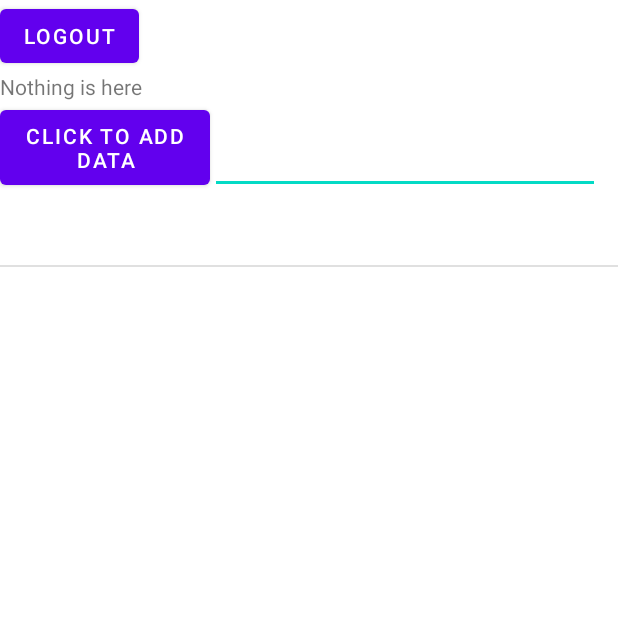
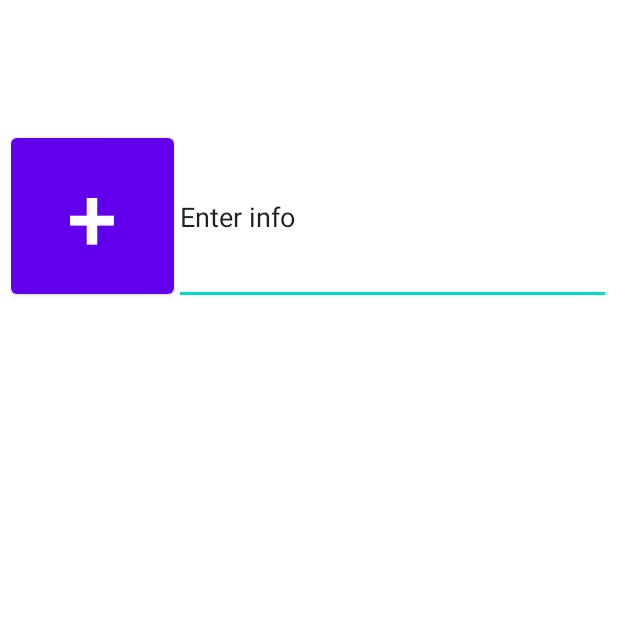
Before and after one commit to NduonyiJackUkitetu/Online-Voting-System, an Android app: the screen it shows after launch once a user with an empty profile is signed in (MainActivity before the commit, PostAdd after it), after a tap on "CLICK TO ADD DATA", on a phone screen of 412 x 824 dp, the top half of it. Run offline under Robolectric (Android 15) with nearby library versions, the phone set to English and light mode, and no system bars; our stand-ins replace Firebase (no records; nobody signed in at launch, a user with empty details on screens opened directly).

Commit message:
Created a new layout where the posts are added in the database, still have to work on the UI of post_add page and modify main activity page

```diff
--- a/app/src/main/AndroidManifest.xml
+++ b/app/src/main/AndroidManifest.xml
@@ -2,7 +2,8 @@
 <manifest xmlns:android="http://schemas.android.com/apk/res/android"
     xmlns:tools="http://schemas.android.com/tools">
 
-    <uses-permission android:name="android.permission.INTERNET"/>
+    <uses-permission android:name="android.permission.INTERNET" />
+
     <application
         android:allowBackup="true"
         android:dataExtractionRules="@xml/data_extraction_rules"
@@ -13,6 +14,9 @@
         android:theme="@style/Theme.OnlineVotingSystem"
         tools:targetApi="31">
         <activity
+            android:name=".PostAdd"
+            android:exported="false" />
+        <activity
             android:name=".Registration"
             android:exported="false"
             android:label="@string/title_activity_registration"
@@ -21,7 +25,6 @@
             android:name=".Login"
             android:exported="true"
             android:theme="@style/Theme.OnlineVotingSystem">
-
             <intent-filter>
                 <action android:name="android.intent.action.MAIN" />
 
@@ -30,9 +33,7 @@
         </activity>
         <activity
             android:name=".MainActivity"
-            android:exported="true">
-
-        </activity>
+            android:exported="true" />
     </application>
 
 </manifest>
--- a/app/src/main/java/com/example/onlinevotingsystem/MainActivity.java
+++ b/app/src/main/java/com/example/onlinevotingsystem/MainActivity.java
@@ -95,14 +95,6 @@ public class MainActivity extends AppCompatActivity {
             //userName.setText("Hello " + currUser.getEmail());
         }
 
-        //addDataButton.setOnClickListener(new View.OnClickListener() {
-        //  @Override
-        //  public void onClick(View view) {
-        // Write a message to the database
-        //      myRef.setValue("Hello, World!");
-        //  }
-        //});
-
         logoutButton.setOnClickListener(new View.OnClickListener() {
             @Override
             public void onClick(View view) {
@@ -116,11 +108,14 @@ public class MainActivity extends AppCompatActivity {
         addDataButton.setOnClickListener(new View.OnClickListener() {
             @Override
             public void onClick(View view) {
-                EditText editText = findViewById(R.id.editTextPost);
-                String currentPostDescription = editText.getText().toString();
-                Post newPost = new Post(0,currUser.getUid(), currentPostDescription, currentPostDescription);
-                postAdapter.add(newPost);
-                StoreNewPostData(currUser.getUid(), currentPostDescription, currentPostDescription);
+                Intent intent = new Intent(getApplicationContext(),PostAdd.class );
+                startActivity(intent);
+                finish();
+                //EditText editText = findViewById(R.id.editTextPost);
+                //String currentPostDescription = editText.getText().toString();
+               // Post newPost = new Post(0,currUser.getUid(), currentPostDescription, currentPostDescription);
+                //postAdapter.add(newPost);
+               // StoreNewPostData(currUser.getUid(), currentPostDescription, currentPostDescription);
             }
         });
 
@@ -142,27 +137,5 @@ public class MainActivity extends AppCompatActivity {
 //
 //
 //    }
-    public void StoreNewPostData(String creator_id, String title,String description){
-        DatabaseReference idRef = database.getReference().child("posts_id");
 
-
-        idRef.addListenerForSingleValueEvent(new ValueEventListener() {
-            @Override
-            public void onDataChange(@NonNull DataSnapshot snapshot) {
-                int post_id = Integer.valueOf(snapshot.getValue().toString());
-                Post post = new Post(post_id, creator_id, title, description);
-                myRef = database.getReference().child("posts").child(String.valueOf(post_id));
-                myRef.setValue(post);
-                post_id++;
-                idRef.setValue(post_id);
-            }
-
-            @Override
-            public void onCancelled(@NonNull DatabaseError error) {
-
-            }
-        });
-
-
-    }
 }
--- /dev/null
+++ b/app/src/main/java/com/example/onlinevotingsystem/PostAdd.java
@@ -0,0 +1,93 @@
+package com.example.onlinevotingsystem;
+
+import androidx.annotation.NonNull;
+import androidx.appcompat.app.AppCompatActivity;
+
+import android.content.Intent;
+import android.os.Bundle;
+import android.util.Log;
+import android.view.View;
+import android.widget.ArrayAdapter;
+import android.widget.Button;
+import android.widget.EditText;
+import android.widget.ListView;
+import android.widget.TextView;
+
+import com.example.onlinevotingsystem.Post;
+import com.example.onlinevotingsystem.R;
+import com.google.android.gms.tasks.OnCompleteListener;
+import com.google.android.gms.tasks.Task;
+import com.google.android.material.textfield.TextInputEditText;
+import com.google.firebase.auth.FirebaseAuth;
+import com.google.firebase.auth.FirebaseUser;
+import com.google.firebase.database.DataSnapshot;
+import com.google.firebase.database.DatabaseError;
+import com.google.firebase.database.DatabaseReference;
+import com.google.firebase.database.FirebaseDatabase;
+import com.google.firebase.database.ValueEventListener;
+
+import java.util.ArrayList;
+import java.util.List;
+
+public class PostAdd extends AppCompatActivity{
+    EditText editText;
+    Button add_button;
+    FirebaseDatabase database;
+    DatabaseReference idRef;
+    DatabaseReference myRef;
+
+    FirebaseUser currUser;
+
+    FirebaseAuth auth;
+    @Override
+    protected void onCreate(Bundle savedInstanceState) {
+        super.onCreate(savedInstanceState);
+        auth = FirebaseAuth.getInstance();
+        setContentView(R.layout.activity_post_add);
+
+        database = FirebaseDatabase.getInstance();
+        idRef = database.getReference("posts_id");
+        myRef =  database.getReference();
+
+        add_button = findViewById(R.id.addPostButton);
+        currUser = auth.getCurrentUser();
+
+        add_button.setOnClickListener(new View.OnClickListener() {
+            @Override
+            public void onClick(View view) {
+                editText = findViewById(R.id.editTextPostTitle);
+                String title = editText.getText().toString();
+                StoreNewPostData(currUser.getUid(), title, title);
+
+            }
+        });
+
+
+
+    }
+
+    public void StoreNewPostData(String creator_id, String title,String description){
+
+
+
+        idRef.addListenerForSingleValueEvent(new ValueEventListener() {
+            @Override
+            public void onDataChange(@NonNull DataSnapshot snapshot) {
+                int post_id = Integer.valueOf(snapshot.getValue().toString());
+                Post post = new Post(post_id, creator_id, title, description);
+                myRef = database.getReference().child("posts").child(String.valueOf(post_id));
+                myRef.setValue(post);
+                post_id++;
+                idRef.setValue(post_id);
+            }
+
+            @Override
+            public void onCancelled(@NonNull DatabaseError error) {
+
+            }
+        });
+
+
+    }
+
+}
--- a/app/src/main/res/layout/activity_main.xml
+++ b/app/src/main/res/layout/activity_main.xml
@@ -43,8 +43,9 @@
             android:layout_marginBottom="50sp"
             android:rotationX="0"
             android:text="@string/click_to_add_data"
-            tools:visibility="visible"
-            android:onClick="addTask"/>
+            tools:visibility="visible" />
+
+
 
 
         <LinearLayout
--- /dev/null
+++ b/app/src/main/res/layout/activity_post_add.xml
@@ -0,0 +1,45 @@
+<?xml version="1.0" encoding="utf-8"?>
+<androidx.constraintlayout.widget.ConstraintLayout xmlns:android="http://schemas.android.com/apk/res/android"
+    xmlns:app="http://schemas.android.com/apk/res-auto"
+    xmlns:tools="http://schemas.android.com/tools"
+    android:layout_width="match_parent"
+    android:layout_height="match_parent">
+
+    <LinearLayout
+        android:layout_width="397dp"
+        android:layout_height="404dp"
+        android:layout_marginEnd="1dp"
+        android:layout_marginBottom="1dp"
+        android:orientation="horizontal"
+        app:layout_constraintBottom_toBottomOf="parent"
+        app:layout_constraintEnd_toEndOf="parent"
+        app:layout_constraintHorizontal_bias="0.538"
+        app:layout_constraintStart_toStartOf="parent"
+        app:layout_constraintTop_toTopOf="parent"
+        app:layout_constraintVertical_bias="0.205"
+        tools:ignore="MissingConstraints">
+
+        <Button
+            android:id="@+id/addPostButton"
+            android:layout_width="wrap_content"
+            android:layout_height="116dp"
+            android:layout_weight="1"
+            android:text="+"
+            android:textSize="60sp" />
+
+        <LinearLayout
+            android:layout_width="267dp"
+            android:layout_height="117dp"
+            android:layout_weight="1"
+            android:orientation="vertical">
+
+            <EditText
+                android:id="@+id/editTextPostTitle"
+                android:layout_width="291dp"
+                android:layout_height="match_parent"
+                android:ems="10"
+                android:inputType="textPersonName"
+                android:text="Enter info" />
+        </LinearLayout>
+    </LinearLayout>
+</androidx.constraintlayout.widget.ConstraintLayout>
```
